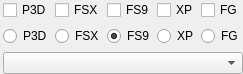
The window that src/blackgui/components/simulatorselector.ui (swift-project/pilotclient) describes before a commit, drawn with Qt 5.
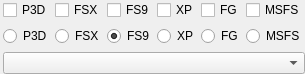
The same window after the commit.

Diff of the .ui file:
```diff
--- a/src/blackgui/components/simulatorselector.ui
+++ b/src/blackgui/components/simulatorselector.ui
@@ -6,8 +6,8 @@
    <rect>
     <x>0</x>
     <y>0</y>
-    <width>188</width>
-    <height>66</height>
+    <width>271</width>
+    <height>74</height>
    </rect>
   </property>
   <property name="windowTitle">
@@ -88,6 +88,13 @@
         </property>
        </widget>
       </item>
+      <item>
+       <widget class="QCheckBox" name="cb_MSFS">
+        <property name="text">
+         <string>MSFS</string>
+        </property>
+       </widget>
+      </item>
      </layout>
     </widget>
    </item>
@@ -159,6 +166,13 @@
         </property>
        </widget>
       </item>
+      <item>
+       <widget class="QRadioButton" name="rb_MSFS">
+        <property name="text">
+         <string>MSFS</string>
+        </property>
+       </widget>
+      </item>
      </layout>
     </widget>
    </item>
```
